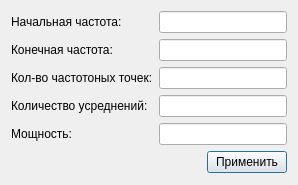
The window that analayzer.ui (Gorillza/GUIComPort) describes before a commit, drawn with Qt 5.
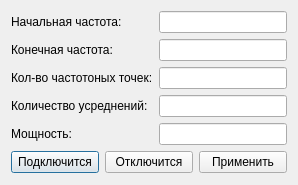
The same window after the commit.

Patch:
```diff
--- a/analayzer.ui
+++ b/analayzer.ui
@@ -79,17 +79,18 @@
    <item row="1" column="0">
     <layout class="QHBoxLayout" name="horizontalLayout">
      <item>
-      <spacer name="horizontalSpacer">
-       <property name="orientation">
-        <enum>Qt::Horizontal</enum>
+      <widget class="QPushButton" name="Connect_btn">
+       <property name="text">
+        <string>Подключится</string>
        </property>
-       <property name="sizeHint" stdset="0">
-        <size>
-         <width>96</width>
-         <height>20</height>
-        </size>
+      </widget>
+     </item>
+     <item>
+      <widget class="QPushButton" name="disconnecnt_btn">
+       <property name="text">
+        <string>Отключится</string>
        </property>
-      </spacer>
+      </widget>
      </item>
      <item>
       <widget class="QPushButton" name="applyButton">
```
